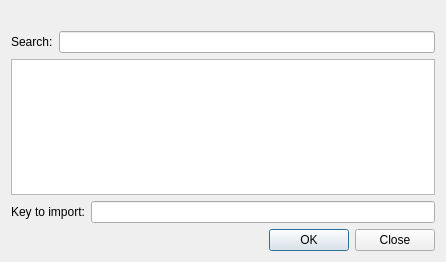
First picture: the form in searchres.ui, repository KDE/kgpg, before the edit.
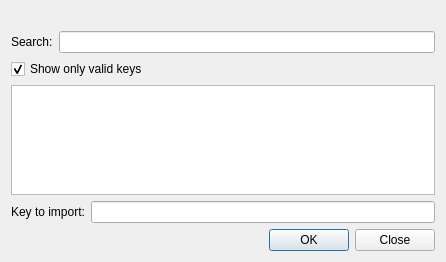
Second picture: the form after the edit.

Commit message:
Show only valid keys in search results
This adds

- fields to SearchResult for expiration and revocation status
- a proxy model to filter only valid keys from the search results
- a checkbox to the keyserver search result dialog to toggle
  validity filtering

BUG:254779
REVIEW:128701

Patch:
```diff
--- a/searchres.ui
+++ b/searchres.ui
@@ -42,6 +42,16 @@
      </item>
     </layout>
    </item>
+   <item>
+    <widget class="QCheckBox" name="validFilterCheckbox">
+     <property name="text">
+      <string>Show only valid keys</string>
+     </property>
+     <property name="checked">
+      <bool>true</bool>
+     </property>
+    </widget>
+   </item>
    <item>
     <widget class="QTreeView" name="kLVsearch">
      <property name="rootIsDecorated">
```
The commit also changes 4 other files.
